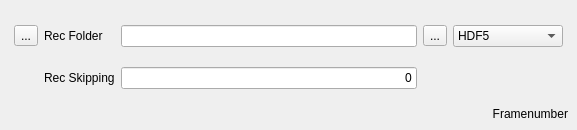
The window that playbackdialog.ui (SamDehaeck/GigaViewer) describes before a commit, drawn with Qt 5.
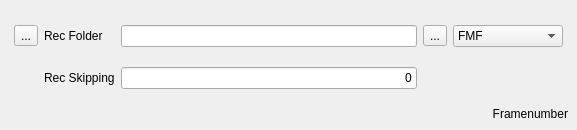
The same window after the commit. The open tabs and pages were chosen to show the change. Icons and pictures are not drawn.

What changed in the file:
```diff
--- a/playbackdialog.ui
+++ b/playbackdialog.ui
@@ -351,7 +351,7 @@
               </property>
               <item>
                <property name="text">
-                <string>HDF5</string>
+                <string>FMF</string>
                </property>
               </item>
               <item>
```
Left out of the diff: 2 changed lines with no effect on the pictures.
